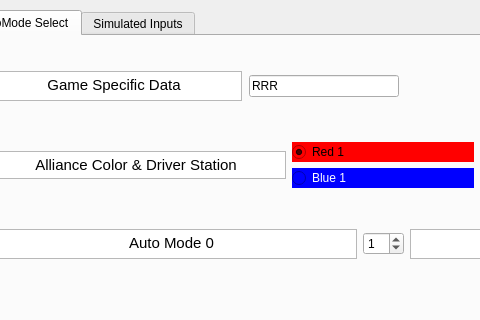
FRC900/900RobotCode, file zebROS_ws/src/rqt_driver_station_sim/resource/driverStationSim.ui: the form before one commit; both pictures show x 226 to 706 and y 0 to 320 of the 1082 by 443 pixel window.
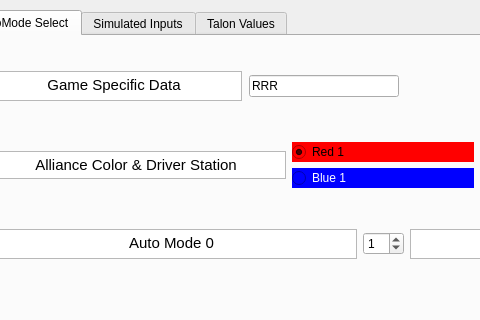
The form after the commit. The open tabs and pages were chosen to show the change.

Commit message: Added a tab on the GUI driverstation for talon info

What changed in the file:
```diff
--- a/zebROS_ws/src/rqt_driver_station_sim/resource/driverStationSim.ui
+++ b/zebROS_ws/src/rqt_driver_station_sim/resource/driverStationSim.ui
@@ -676,6 +676,11 @@
      <string>Simulated Inputs</string>
     </attribute>
    </widget>
+   <widget class="QWidget" name="tab">
+    <attribute name="title">
+     <string>Talon Values</string>
+    </attribute>
+   </widget>
   </widget>
  </widget>
  <resources/>
```
Left out of the diff: 2 changed lines with no effect on the pictures. The commit also changes 1 other file.
